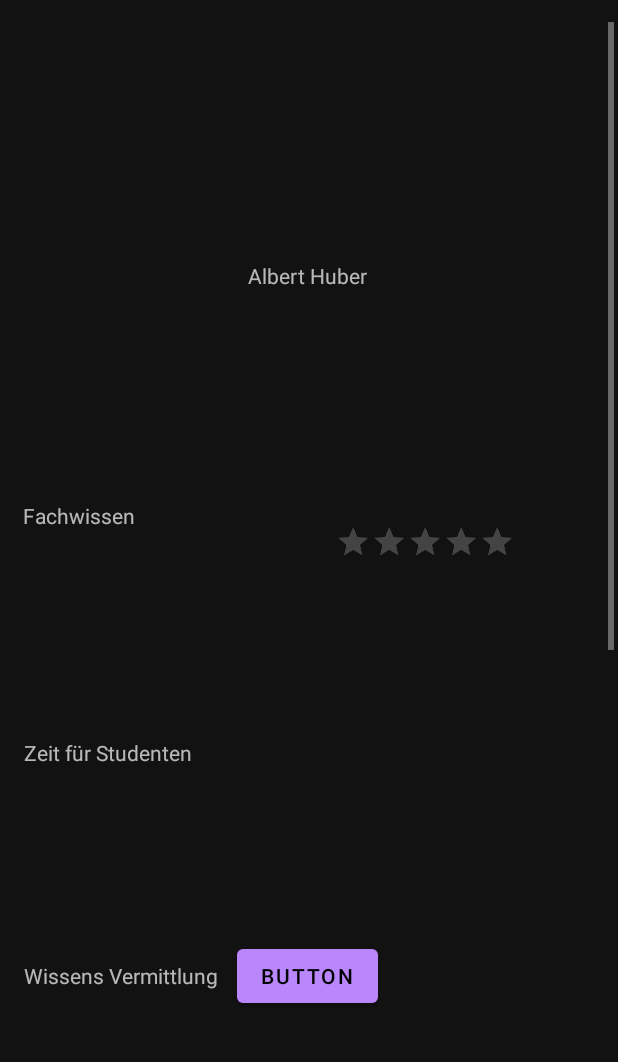
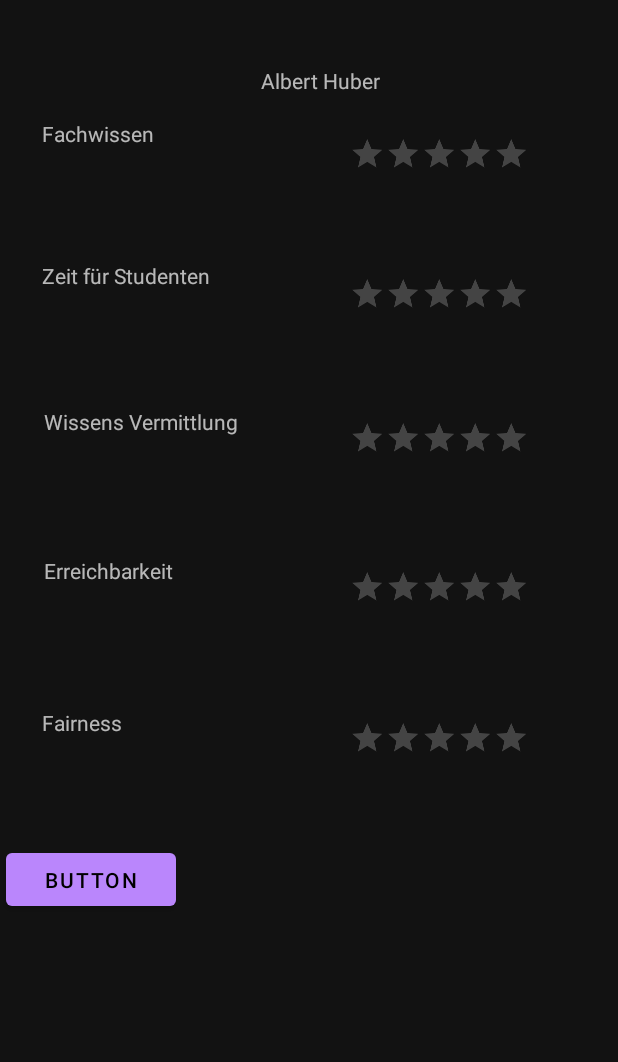
Before and after one commit to nightbit/UniRate, an Android app: the AHub screen opened directly, with no data from a screen before it, on a phone screen of 412 x 824 dp, the part 62-1124 px from its top. Run offline under Robolectric (Android 15) with nearby library versions, the phone set to English and light mode, and no system bars.

Commit message:
DesignMotherFuckerMusa4

```diff
--- a/app/src/main/java/com/example/unirate30/PROFESSOR/AHub.java
+++ b/app/src/main/java/com/example/unirate30/PROFESSOR/AHub.java
@@ -2,6 +2,7 @@ package com.example.unirate30.PROFESSOR;
 
 import android.view.View;
 import android.widget.Button;
+import android.widget.RatingBar;
 import androidx.appcompat.app.AppCompatActivity;
 import android.os.Bundle;
 import androidx.constraintlayout.widget.ConstraintLayout;
@@ -10,28 +11,40 @@ import com.example.unirate30.R;
 public class AHub extends AppCompatActivity {
 
     Button button20;
-    ConstraintLayout bewerten1;
-
+    RatingBar bar1;
+    RatingBar bar2;
+    RatingBar bar3;
+    RatingBar bar4;
+    RatingBar bar5;
 
     @Override
     protected void onCreate(Bundle savedInstanceState) {
         super.onCreate(savedInstanceState);
         setContentView(R.layout.activity_a_hub);
 
-        bewerten1 = findViewById(R.id.bewerten);
-        bewerten1.setVisibility(View.INVISIBLE);
+        bar1 = findViewById(R.id.ratingBar1);
+        bar1.setVisibility(View.INVISIBLE);
+        bar2 = findViewById(R.id.ratingBar3);
+        bar2.setVisibility(View.INVISIBLE);
+        bar3 = findViewById(R.id.ratingBar5);
+        bar3.setVisibility(View.INVISIBLE);
+        bar4 = findViewById(R.id.ratingBar7);
+        bar4.setVisibility(View.INVISIBLE);
+        bar5 = findViewById(R.id.ratingBar9);
+        bar5.setVisibility(View.INVISIBLE);
 
         button20 = findViewById(R.id.button6);
         button20.setOnClickListener(new View.OnClickListener() {
             @Override
             public void onClick(View v) {
                 if (true){
-                    bewerten1.setVisibility(View.VISIBLE);
+                    bar1.setVisibility(View.VISIBLE);
+                    bar2.setVisibility(View.VISIBLE);
+                    bar3.setVisibility(View.VISIBLE);
+                    bar4.setVisibility(View.VISIBLE);
+                    bar5.setVisibility(View.VISIBLE);
                 }
-
-
             }
         });
-
     }
 }
--- a/app/src/main/res/layout/activity_a_hub.xml
+++ b/app/src/main/res/layout/activity_a_hub.xml
@@ -11,20 +11,21 @@
 
     <androidx.constraintlayout.widget.ConstraintLayout
             android:layout_width="match_parent"
-        android:layout_height="wrap_content"
-        tools:context=".PROFESSOR.AHub">
+            android:layout_height="1276dp"
+            tools:layout_editor_absoluteY="1106dp"
+            android:layout_alignParentBottom="true"
+            android:layout_marginBottom="118dp"
+            android:layout_marginTop="1dp"
+            android:layout_alignParentTop="true">
 
         <TextView
                 android:text="Albert Huber"
                 android:layout_width="wrap_content"
                 android:layout_height="wrap_content"
                 android:id="@+id/ahub"
-            app:layout_constraintStart_toStartOf="parent"
                 app:layout_constraintEnd_toEndOf="parent"
-            app:layout_constraintBottom_toBottomOf="parent"
-            app:layout_constraintTop_toTopOf="parent"
-            app:layout_constraintVertical_bias="0.127"
-    />
+                app:layout_constraintStart_toStartOf="parent" app:layout_constraintTop_toTopOf="parent"
+                android:layout_marginTop="28dp" app:layout_constraintHorizontal_bias="0.528"/>
         <TextView
                 android:text="Fachwissen"
                 android:layout_width="wrap_content"
@@ -34,10 +35,9 @@
                 app:layout_constraintTop_toTopOf="parent"
                 app:layout_constraintEnd_toEndOf="parent"
                 app:layout_constraintStart_toStartOf="parent"
-            app:layout_constraintHorizontal_bias="0.045"
-            app:layout_constraintVertical_bias="0.255"
+                app:layout_constraintHorizontal_bias="0.083"
+                app:layout_constraintVertical_bias="0.107"
         />
-
         <RatingBar
                 android:layout_width="235dp"
                 android:layout_height="45dp"
@@ -46,11 +46,27 @@
                 app:layout_constraintBottom_toBottomOf="parent"
                 app:layout_constraintEnd_toEndOf="parent"
                 app:layout_constraintStart_toStartOf="parent"
-            app:layout_constraintHorizontal_bias="0.948"
-            app:layout_constraintVertical_bias="0.264"
+                app:layout_constraintHorizontal_bias="1.0"
+                app:layout_constraintVertical_bias="0.112"
                 android:scaleX=".5"
                 android:scaleY=".5"
+
         />
+        <RatingBar
+                android:layout_width="235dp"
+                android:layout_height="45dp"
+                android:id="@+id/ratingBar1"
+                app:layout_constraintTop_toTopOf="parent"
+                app:layout_constraintBottom_toBottomOf="parent"
+                app:layout_constraintEnd_toEndOf="parent"
+                app:layout_constraintStart_toStartOf="parent"
+                app:layout_constraintHorizontal_bias="1.0"
+                app:layout_constraintVertical_bias="0.178"
+                android:scaleX=".5"
+                android:scaleY=".5"
+
+        />
+
         <TextView
                 android:text="Zeit für Studenten"
                 android:layout_width="wrap_content"
@@ -60,8 +76,36 @@
                 app:layout_constraintTop_toTopOf="parent"
                 app:layout_constraintEnd_toEndOf="parent"
                 app:layout_constraintStart_toStartOf="parent"
-            app:layout_constraintHorizontal_bias="0.054"
-            app:layout_constraintVertical_bias="0.381"
+                app:layout_constraintHorizontal_bias="0.094"
+                app:layout_constraintVertical_bias="0.268"
+        />
+        <RatingBar
+                android:layout_width="235dp"
+                android:layout_height="45dp"
+                android:id="@+id/ratingBar2"
+                app:layout_constraintTop_toTopOf="parent"
+                app:layout_constraintBottom_toBottomOf="parent"
+                app:layout_constraintEnd_toEndOf="parent"
+                app:layout_constraintStart_toStartOf="parent"
+                app:layout_constraintHorizontal_bias="1.0"
+                app:layout_constraintVertical_bias="0.278"
+                android:scaleX=".5"
+                android:scaleY=".5"
+
+        />
+        <RatingBar
+                android:layout_width="235dp"
+                android:layout_height="45dp"
+                android:id="@+id/ratingBar3"
+                app:layout_constraintTop_toTopOf="parent"
+                app:layout_constraintBottom_toBottomOf="parent"
+                app:layout_constraintEnd_toEndOf="parent"
+                app:layout_constraintStart_toStartOf="parent"
+                app:layout_constraintHorizontal_bias="1.0"
+                app:layout_constraintVertical_bias="0.344"
+                android:scaleX=".5"
+                android:scaleY=".5"
+
         />
         <TextView
                 android:text="Wissens Vermittlung"
@@ -72,7 +116,35 @@
                 app:layout_constraintTop_toTopOf="parent"
                 app:layout_constraintEnd_toEndOf="parent"
                 app:layout_constraintStart_toStartOf="parent"
-            app:layout_constraintHorizontal_bias="0.057"
+                app:layout_constraintHorizontal_bias="0.104"
+                app:layout_constraintVertical_bias="0.432"/>
+        <RatingBar
+                android:layout_width="235dp"
+                android:layout_height="45dp"
+                android:id="@+id/ratingBar4"
+                app:layout_constraintTop_toTopOf="parent"
+                app:layout_constraintBottom_toBottomOf="parent"
+                app:layout_constraintEnd_toEndOf="parent"
+                app:layout_constraintStart_toStartOf="parent"
+                app:layout_constraintHorizontal_bias="1.0"
+                app:layout_constraintVertical_bias="0.448"
+                android:scaleX=".5"
+                android:scaleY=".5"
+
+        />
+        <RatingBar
+                android:layout_width="235dp"
+                android:layout_height="45dp"
+                android:id="@+id/ratingBar5"
+                app:layout_constraintTop_toTopOf="parent"
+                app:layout_constraintBottom_toBottomOf="parent"
+                app:layout_constraintEnd_toEndOf="parent"
+                app:layout_constraintStart_toStartOf="parent"
+                app:layout_constraintHorizontal_bias="1.0"
+                app:layout_constraintVertical_bias="0.514"
+                android:scaleX=".5"
+                android:scaleY=".5"
+
         />
         <TextView
                 android:text="Erreichbarkeit"
@@ -83,10 +155,37 @@
                 app:layout_constraintTop_toTopOf="parent"
                 app:layout_constraintEnd_toEndOf="parent"
                 app:layout_constraintStart_toStartOf="parent"
-            app:layout_constraintHorizontal_bias="0.043"
-            app:layout_constraintVertical_bias="0.619"
+                app:layout_constraintHorizontal_bias="0.09"
+                app:layout_constraintVertical_bias="0.6"
         />
+        <RatingBar
+                android:layout_width="235dp"
+                android:layout_height="45dp"
+                android:id="@+id/ratingBar6"
+                app:layout_constraintTop_toTopOf="parent"
+                app:layout_constraintBottom_toBottomOf="parent"
+                app:layout_constraintEnd_toEndOf="parent"
+                app:layout_constraintStart_toStartOf="parent"
+                app:layout_constraintHorizontal_bias="1.0"
+                app:layout_constraintVertical_bias="0.623"
+                android:scaleX=".5"
+                android:scaleY=".5"
 
+        />
+        <RatingBar
+                android:layout_width="235dp"
+                android:layout_height="45dp"
+                android:id="@+id/ratingBar7"
+                app:layout_constraintTop_toTopOf="parent"
+                app:layout_constraintBottom_toBottomOf="parent"
+                app:layout_constraintEnd_toEndOf="parent"
+                app:layout_constraintStart_toStartOf="parent"
+                app:layout_constraintHorizontal_bias="1.0"
+                app:layout_constraintVertical_bias="0.689"
+                android:scaleX=".5"
+                android:scaleY=".5"
+
+        />
         <TextView
                 android:text="Fairness"
                 android:layout_width="wrap_content"
@@ -96,108 +195,46 @@
                 app:layout_constraintTop_toTopOf="parent"
                 app:layout_constraintEnd_toEndOf="parent"
                 app:layout_constraintStart_toStartOf="parent"
-            app:layout_constraintHorizontal_bias="0.044"
-            app:layout_constraintVertical_bias="0.751"
-    />
-    <Button
-            android:text="Button"
-            android:layout_width="wrap_content"
-            android:layout_height="wrap_content" android:id="@+id/button6"
-            tools:layout_editor_absoluteY="646dp" tools:layout_editor_absoluteX="288dp"
-            app:layout_constraintBottom_toBottomOf="parent"
-            app:layout_constraintTop_toTopOf="parent"
-            app:layout_constraintEnd_toEndOf="parent"
-            app:layout_constraintStart_toStartOf="parent"/>
-    <androidx.constraintlayout.widget.ConstraintLayout
-            android:layout_width="410dp"
-            android:layout_height="1271dp"
-            app:layout_constraintStart_toStartOf="parent"
-            app:layout_constraintEnd_toEndOf="parent"
-            app:layout_constraintBottom_toBottomOf="parent"
-            android:id="@+id/bewerten" app:layout_constraintHorizontal_bias="0.0"
-            app:layout_constraintTop_toTopOf="parent" app:layout_constraintVertical_bias="1.0">
-
-        <TextView
-                android:text="Bewerten"
-                android:layout_width="wrap_content"
-                android:layout_height="wrap_content" android:id="@+id/textView17"
-                app:layout_constraintTop_toTopOf="parent"
-                app:layout_constraintBottom_toBottomOf="parent" app:layout_constraintEnd_toEndOf="parent"
-                app:layout_constraintStart_toStartOf="parent" app:layout_constraintVertical_bias="0.781"
-        />
-        <TextView
-                android:text="Fachwissen"
-                android:layout_width="wrap_content"
-                android:layout_height="wrap_content"
-                android:id="@+id/ahub6"
-                app:layout_constraintBottom_toBottomOf="parent"
-                app:layout_constraintTop_toTopOf="parent"
-                app:layout_constraintEnd_toEndOf="parent"
-                app:layout_constraintStart_toStartOf="parent"
-                app:layout_constraintHorizontal_bias="0.041"
-                app:layout_constraintVertical_bias="0.927"
+                app:layout_constraintHorizontal_bias="0.078"
+                app:layout_constraintVertical_bias="0.772"
         />
         <RatingBar
                 android:layout_width="235dp"
                 android:layout_height="45dp"
-                android:id="@+id/ratingBar6"
+                android:id="@+id/ratingBar8"
                 app:layout_constraintTop_toTopOf="parent"
                 app:layout_constraintBottom_toBottomOf="parent"
                 app:layout_constraintEnd_toEndOf="parent"
                 app:layout_constraintStart_toStartOf="parent"
-                app:layout_constraintHorizontal_bias="0.908"
-                app:layout_constraintVertical_bias="0.946"
+                app:layout_constraintHorizontal_bias="1.0"
+                app:layout_constraintVertical_bias="0.802"
                 android:scaleX=".5"
                 android:scaleY=".5"
+
         />
-        <TextView
-                android:text="Wissens Vermittlung"
-                android:layout_width="wrap_content"
-                android:layout_height="wrap_content"
-                android:id="@+id/ahub8"
+        <RatingBar
+                android:layout_width="235dp"
+                android:layout_height="45dp"
+                android:id="@+id/ratingBar9"
+                app:layout_constraintTop_toTopOf="parent"
                 app:layout_constraintBottom_toBottomOf="parent"
+                app:layout_constraintEnd_toEndOf="parent"
+                app:layout_constraintStart_toStartOf="parent"
+                app:layout_constraintHorizontal_bias="1.0"
+                app:layout_constraintVertical_bias="0.868"
+                android:scaleX=".5"
+                android:scaleY=".5"
+
+        />
+        <Button
+                android:text="Button"
+                android:layout_width="113dp"
+                android:layout_height="47dp"
+                android:id="@+id/button6"
                 app:layout_constraintTop_toTopOf="parent"
                 app:layout_constraintEnd_toEndOf="parent"
-                app:layout_constraintStart_toStartOf="parent"
-                app:layout_constraintHorizontal_bias="0.057"
-                app:layout_constraintVertical_bias="1.0"/>
-
-        <TextView
-                android:text="Erreichbarkeit"
-                android:layout_width="wrap_content"
-                android:layout_height="wrap_content"
-                android:id="@+id/ahub9"
-                app:layout_constraintBottom_toBottomOf="parent"
-                app:layout_constraintTop_toTopOf="parent"
-                app:layout_constraintEnd_toEndOf="parent"
-                app:layout_constraintStart_toStartOf="parent"
-                app:layout_constraintHorizontal_bias="0.049"
-                app:layout_constraintVertical_bias="0.679"
-        />
-        <TextView
-                android:text="Fairness"
-                android:layout_width="wrap_content"
-                android:layout_height="wrap_content"
-                android:id="@+id/ahub10"
-                app:layout_constraintBottom_toBottomOf="parent"
-                app:layout_constraintTop_toTopOf="parent"
-                app:layout_constraintEnd_toEndOf="parent"
-                app:layout_constraintStart_toStartOf="parent"
-                app:layout_constraintHorizontal_bias="0.044"
-                app:layout_constraintVertical_bias="0.751"
-        />
-        <TextView
-                android:text="Zeit für Studenten"
-                android:layout_width="wrap_content"
-                android:layout_height="wrap_content"
-                android:id="@+id/ahub7"
-                app:layout_constraintTop_toTopOf="parent"
-                app:layout_constraintBottom_toBottomOf="parent" app:layout_constraintEnd_toEndOf="parent"
-                app:layout_constraintStart_toStartOf="parent" app:layout_constraintHorizontal_bias="0.047"
-                app:layout_constraintVertical_bias="0.977"/>
-
-    </androidx.constraintlayout.widget.ConstraintLayout>
-
+                app:layout_constraintBottom_toBottomOf="parent" app:layout_constraintStart_toStartOf="parent"
+                app:layout_constraintHorizontal_bias="0.013" app:layout_constraintVertical_bias="0.971"/>
 
     </androidx.constraintlayout.widget.ConstraintLayout>
 
```
Lines whose indentation alone changed are shown as unchanged.
